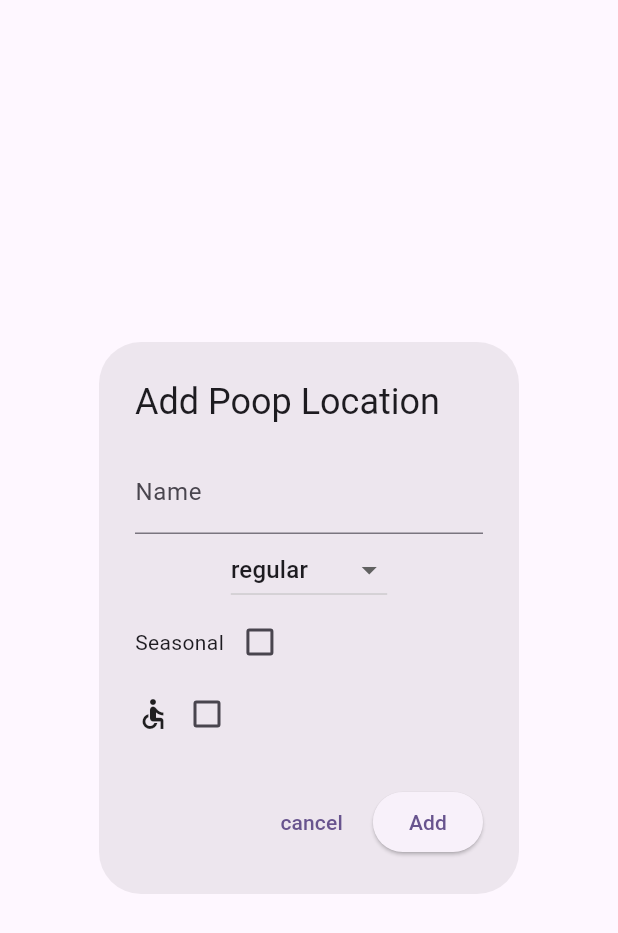
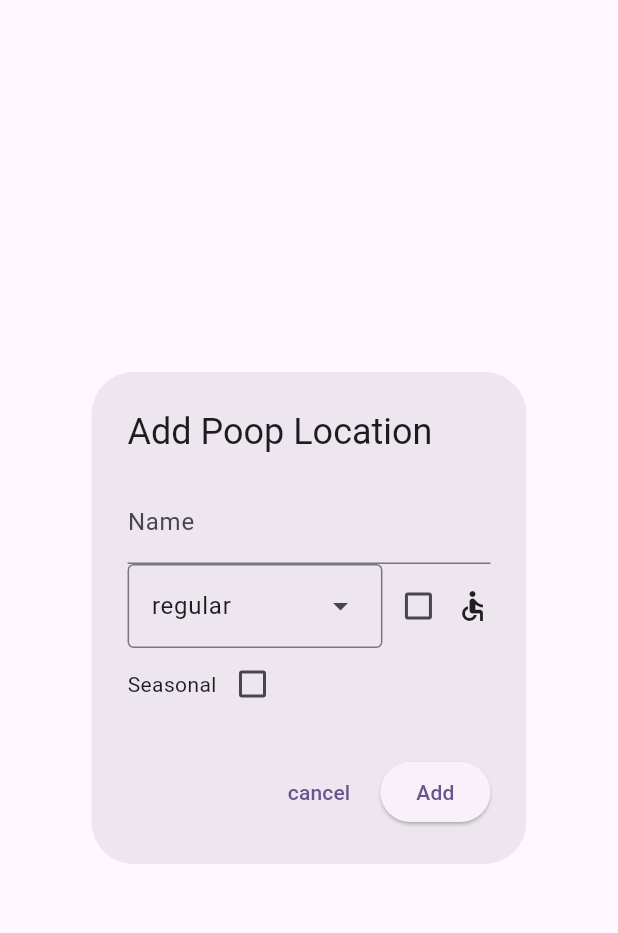
Before and after one commit to jcocozza/poop.map, a Flutter app: the PoopLocationDialog widget shown alone on an empty page, opened directly with empty values, on a phone screen of 412 x 824 dp. Shown: the top 933 px of the screen. Run offline on Flutter 3.47's test engine with Material 3 defaults, Android fonts, the phone set to English and light mode, and no system bars; our stand-ins replace flutter_dotenv, flutter_map, latlong2; missing offline and left inert: flutter_map_location_marker, google_polyline_algorithm; network calls fail.

```diff
--- a/frontend/lib/map/poop_location_dialog.dart
+++ b/frontend/lib/map/poop_location_dialog.dart
@@ -46,22 +46,43 @@ class _PoopLocationDialogState extends State<PoopLocationDialog> {
                 controller: nameController,
                 decoration: const InputDecoration(labelText: 'Name'),
               ),
-              DropdownButton(
-                value: locationType,
-                items:
-                    ["regular", "porta potty", "outhouse", "other"].map((loc) {
-                  return DropdownMenuItem(
-                    value: loc,
-                    child: Text(loc),
-                  );
-                }).toList(),
-                onChanged: (String? newValue) {
-                  setState(() {
-                    locationType = newValue!;
-                  });
-                },
+              Row(
+                children: [
+                  DropdownMenu<String>(
+                    initialSelection: "regular",
+                    onSelected: (String? newValue) {
+                      setState(() {
+                        locationType = newValue!;
+                      });
+                    },
+                    dropdownMenuEntries: [
+                      "regular",
+                      "porta potty",
+                      "outhouse",
+                      "other"
+                    ].map((loc) {
+                      return DropdownMenuEntry(
+                        value: loc,
+                        label: loc,
+                      );
+                    }).toList(),
+                  ),
+                  Row(
+                    children: [
+                      Checkbox(
+                        value: accessible,
+                        onChanged: (bool? value) {
+                          setState(() {
+                            accessible = value!;
+                          });
+                        },
+                      ),
+                      const Icon(Icons.accessible),
+                    ],
+                  ),
+                ],
               ),
-              Row(
+              Column(
                 children: [
                   Center(
                     child: Row(children: [
@@ -78,10 +99,11 @@ class _PoopLocationDialogState extends State<PoopLocationDialog> {
                   ),
                   if (seasonal)
                     Row(
+                      mainAxisAlignment: MainAxisAlignment.spaceEvenly,
                       children: [
                         Column(
                           children: [
-                            const Text("Summer"),
+                            const Text("summer"),
                             Checkbox(
                               value: seasons['summer'],
                               onChanged: (bool? value) {
@@ -135,19 +157,6 @@ class _PoopLocationDialogState extends State<PoopLocationDialog> {
                     )
                 ],
               ),
-              Row(
-                children: [
-                  const Icon(Icons.accessible),
-                  Checkbox(
-                    value: accessible,
-                    onChanged: (bool? value) {
-                      setState(() {
-                        accessible = value!;
-                      });
-                    },
-                  ),
-                ],
-              ),
             ],
           ),
         ),
@@ -163,7 +172,10 @@ class _PoopLocationDialogState extends State<PoopLocationDialog> {
           child: const Text('Add'),
           onPressed: () async {
             final name = nameController.text;
-            List<String> selectedSeasons = seasons.entries.where((entry) => entry.value).map((entry) => entry.key).toList();
+            List<String> selectedSeasons = seasons.entries
+                .where((entry) => entry.value)
+                .map((entry) => entry.key)
+                .toList();
             PoopLocation pl = PoopLocation(
               uuid: '',
               name: name,
```
Also changed, not shown: frontend/lib/map/marker/marker.dart (+13 -3 lines), frontend/lib/model/poop_location.dart (+13 -0 lines).
